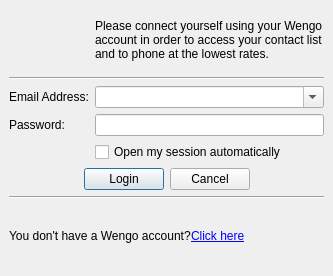
Above: wengophone/src/presentation/qt/login/LoginWindow.ui from tkrotoff/WengoPhone before the change. Below: the same form after it.
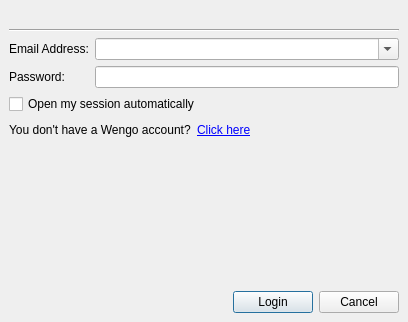
That is the form after the change. Icons and pictures are not drawn.

Commit message: - New icons integration - Subscribe reworked (still buggy) - Login reworked - Enable/disable option for Internet Explorer ActiveX (inside advanced configuration window)

Patch:
```diff
--- a/wengophone/src/presentation/qt/login/LoginWindow.ui
+++ b/wengophone/src/presentation/qt/login/LoginWindow.ui
@@ -8,8 +8,8 @@
    <rect>
     <x>0</x>
     <y>0</y>
-    <width>333</width>
-    <height>276</height>
+    <width>408</width>
+    <height>322</height>
    </rect>
   </property>
   <property name="windowTitle" >
@@ -22,94 +22,29 @@
    <property name="spacing" >
     <number>6</number>
    </property>
-   <item row="7" column="0" colspan="2" >
-    <layout class="QHBoxLayout" >
+   <item row="5" column="0" colspan="2" >
+    <layout class="QGridLayout" >
      <property name="margin" >
       <number>0</number>
      </property>
      <property name="spacing" >
-      <number>0</number>
+      <number>6</number>
      </property>
-     <item>
+     <item row="0" column="0" >
       <widget class="QLabel" name="label" >
        <property name="text" >
         <string>&lt;html>&lt;head>&lt;meta name="qrichtext" content="1" />&lt;/head>&lt;body style=" white-space: pre-wrap; font-family:Sans Serif; font-size:9pt; font-weight:400; font-style:normal; text-decoration:none;">&lt;p style=" margin-top:0px; margin-bottom:0px; margin-left:0px; margin-right:0px; -qt-block-indent:0; text-indent:0px; font-family:MS Shell Dlg;">You don't have a Wengo account?&lt;/p>&lt;/body>&lt;/html></string>
        </property>
       </widget>
      </item>
-     <item>
+     <item row="0" column="1" >
       <widget class="QLabel" name="linkWengoAccountLabel" >
        <property name="text" >
         <string>&lt;html>&lt;head>&lt;meta name="qrichtext" content="1" />&lt;/head>&lt;body style=" white-space: pre-wrap; font-family:Sans Serif; font-size:9pt; font-weight:400; font-style:normal; text-decoration:none;">&lt;p style=" margin-top:0px; margin-bottom:0px; margin-left:0px; margin-right:0px; -qt-block-indent:0; text-indent:0px;">&lt;span style=" font-family:MS Shell Dlg; text-decoration: underline; color:#0000ff;">Click here&lt;/span>&lt;/p>&lt;/body>&lt;/html></string>
        </property>
       </widget>
      </item>
-    </layout>
-   </item>
-   <item row="3" column="1" >
-    <widget class="QLineEdit" name="passwordLineEdit" >
-     <property name="echoMode" >
-      <enum>QLineEdit::Password</enum>
-     </property>
-    </widget>
-   </item>
-   <item row="4" column="1" >
-    <widget class="QCheckBox" name="autoLoginCheckBox" >
-     <property name="toolTip" >
-      <string>Check it if you want to use this Wengo account automatically</string>
-     </property>
-     <property name="text" >
-      <string>Open my session automatically</string>
-     </property>
-    </widget>
-   </item>
-   <item row="0" column="1" >
-    <widget class="QLabel" name="helpLabel" >
-     <property name="text" >
-      <string>&lt;html>&lt;head>&lt;meta name="qrichtext" content="1" />&lt;/head>&lt;body style=" white-space: pre-wrap; font-family:MS Shell Dlg; font-weight:400; font-style:normal; text-decoration:none;">&lt;p style=" margin-top:0px; margin-bottom:0px; margin-left:0px; margin-right:0px; -qt-block-indent:0; text-indent:0px;">Please connect yourself using your Wengo account in order to access your contact list and to phone at the lowest rates.&lt;/p>&lt;/body>&lt;/html></string>
-     </property>
-     <property name="wordWrap" >
-      <bool>true</bool>
-     </property>
-    </widget>
-   </item>
-   <item row="2" column="1" >
-    <widget class="QComboBox" name="loginComboBox" >
-     <property name="editable" >
-      <bool>true</bool>
-     </property>
-    </widget>
-   </item>
-   <item row="2" column="0" >
-    <widget class="QLabel" name="emailAddressLabel" >
-     <property name="text" >
-      <string>Email Address:</string>
-     </property>
-    </widget>
-   </item>
-   <item row="3" column="0" >
-    <widget class="QLabel" name="passwordLabel" >
-     <property name="text" >
-      <string>Password:</string>
-     </property>
-    </widget>
-   </item>
-   <item row="6" column="0" colspan="2" >
-    <widget class="Line" name="line2" >
-     <property name="orientation" >
-      <enum>Qt::Horizontal</enum>
-     </property>
-    </widget>
-   </item>
-   <item row="5" column="0" colspan="2" >
-    <layout class="QHBoxLayout" >
-     <property name="margin" >
-      <number>0</number>
-     </property>
-     <property name="spacing" >
-      <number>6</number>
-     </property>
-     <item>
+     <item row="0" column="2" >
       <spacer>
        <property name="orientation" >
         <enum>Qt::Horizontal</enum>
@@ -122,7 +57,17 @@
        </property>
       </spacer>
      </item>
-     <item>
+    </layout>
+   </item>
+   <item row="7" column="0" colspan="2" >
+    <layout class="QGridLayout" >
+     <property name="margin" >
+      <number>0</number>
+     </property>
+     <property name="spacing" >
+      <number>6</number>
+     </property>
+     <item row="0" column="1" >
       <widget class="QPushButton" name="loginButton" >
        <property name="text" >
         <string>Login</string>
@@ -135,33 +80,30 @@
        </property>
       </widget>
      </item>
-     <item>
+     <item row="0" column="0" >
+      <spacer>
+       <property name="orientation" >
+        <enum>Qt::Horizontal</enum>
+       </property>
+       <property name="sizeHint" >
+        <size>
+         <width>40</width>
+         <height>20</height>
+        </size>
+       </property>
+      </spacer>
+     </item>
+     <item row="0" column="2" >
       <widget class="QPushButton" name="cancelButton" >
        <property name="text" >
         <string>Cancel</string>
        </property>
       </widget>
      </item>
-     <item>
-      <spacer>
-       <property name="orientation" >
-        <enum>Qt::Horizontal</enum>
-       </property>
-       <property name="sizeHint" >
-        <size>
-         <width>40</width>
-         <height>20</height>
-        </size>
-       </property>
-      </spacer>
-     </item>
     </layout>
    </item>
-   <item row="0" column="0" >
-    <widget class="QLabel" name="pictureLabel" >
-     <property name="text" >
-      <string/>
-     </property>
+   <item row="0" column="0" colspan="2" >
+    <widget class="QLabel" name="headerLabel" >
      <property name="pixmap" >
       <pixmap resource="../wengophone.qrc" >:/pics/export1_96.png</pixmap>
      </property>
@@ -174,6 +116,57 @@
      </property>
     </widget>
    </item>
+   <item row="2" column="0" >
+    <widget class="QLabel" name="emailAddressLabel" >
+     <property name="text" >
+      <string>Email Address:</string>
+     </property>
+    </widget>
+   </item>
+   <item row="3" column="0" >
+    <widget class="QLabel" name="passwordLabel" >
+     <property name="text" >
+      <string>Password:</string>
+     </property>
+    </widget>
+   </item>
+   <item row="2" column="1" >
+    <widget class="QComboBox" name="loginComboBox" >
+     <property name="editable" >
+      <bool>true</bool>
+     </property>
+    </widget>
+   </item>
+   <item row="4" column="0" colspan="2" >
+    <widget class="QCheckBox" name="autoLoginCheckBox" >
+     <property name="toolTip" >
+      <string>Check it if you want to use this Wengo account automatically</string>
+     </property>
+     <property name="text" >
+      <string>Open my session automatically</string>
+     </property>
+    </widget>
+   </item>
+   <item row="3" column="1" >
+    <widget class="QLineEdit" name="passwordLineEdit" >
+     <property name="echoMode" >
+      <enum>QLineEdit::Password</enum>
+     </property>
+    </widget>
+   </item>
+   <item row="6" column="1" >
+    <spacer>
+     <property name="orientation" >
+      <enum>Qt::Vertical</enum>
+     </property>
+     <property name="sizeHint" >
+      <size>
+       <width>20</width>
+       <height>40</height>
+      </size>
+     </property>
+    </spacer>
+   </item>
   </layout>
  </widget>
  <pixmapfunction></pixmapfunction>
```
Left out of the diff: 8 changed lines with no effect on the pictures. The commit also changes 24 other files.
